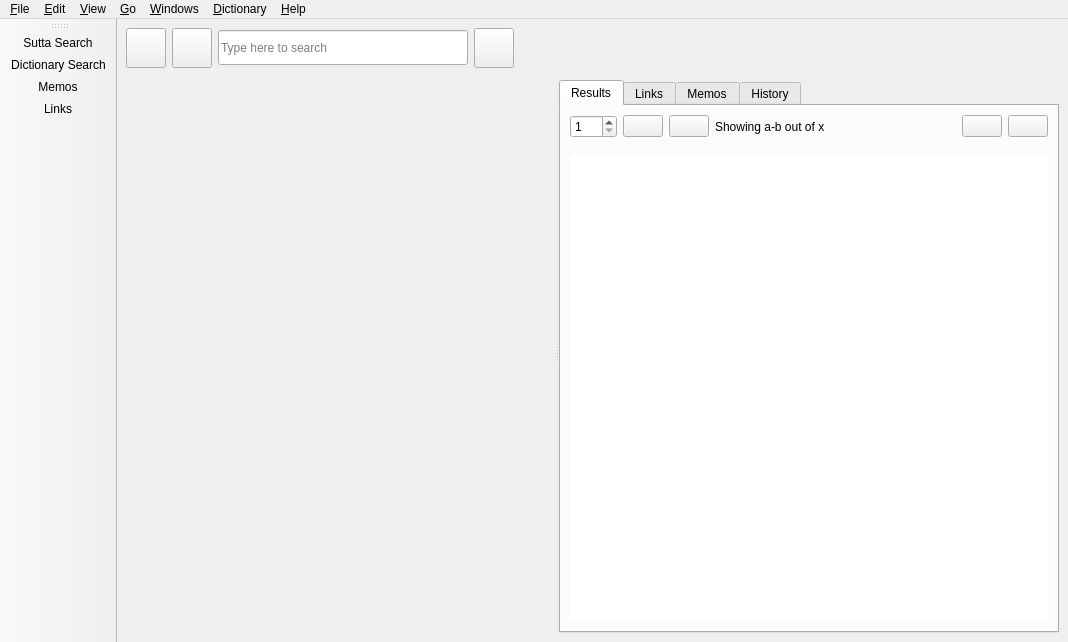
Qt form simsapa/assets/ui/dictionary_search_window.ui (simsapa/simsapa) before a commit.
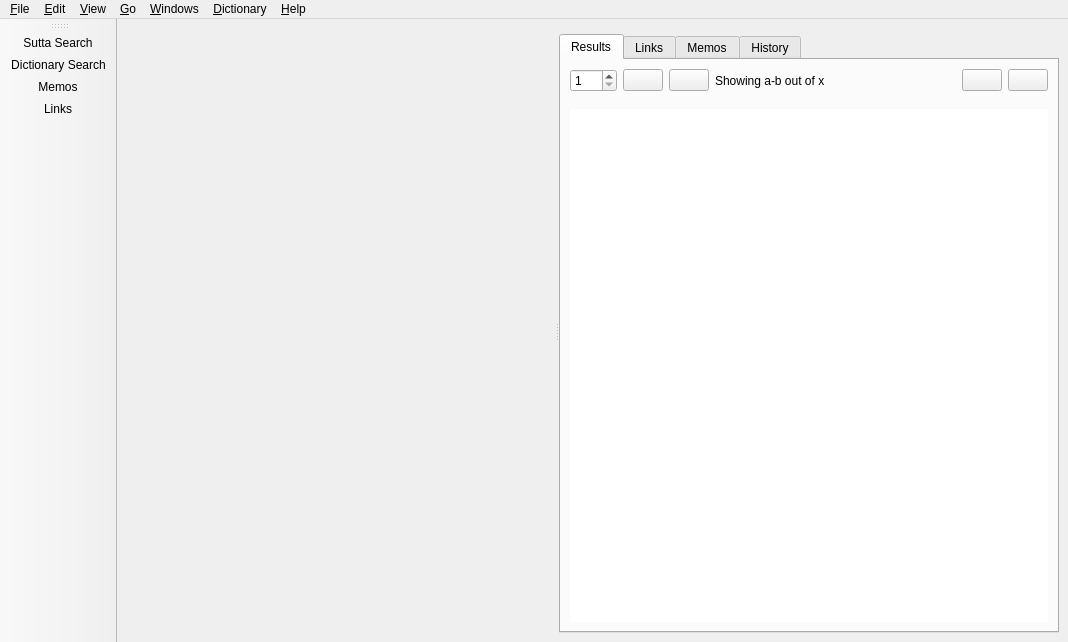
The same form after that commit. Icons and pictures are not drawn.

Commit message: search modes: fulltext, exact, title, headword

Patch:
```diff
--- a/simsapa/assets/ui/dictionary_search_window.ui
+++ b/simsapa/assets/ui/dictionary_search_window.ui
@@ -28,122 +28,6 @@
         <property name="sizeConstraint">
          <enum>QLayout::SetMinimumSize</enum>
         </property>
-        <item>
-         <widget class="QPushButton" name="back_recent_button">
-          <property name="sizePolicy">
-           <sizepolicy hsizetype="Fixed" vsizetype="Fixed">
-            <horstretch>0</horstretch>
-            <verstretch>0</verstretch>
-           </sizepolicy>
-          </property>
-          <property name="minimumSize">
-           <size>
-            <width>40</width>
-            <height>40</height>
-           </size>
-          </property>
-          <property name="toolTip">
-           <string>Back in History</string>
-          </property>
-          <property name="text">
-           <string/>
-          </property>
-          <property name="icon">
-           <iconset resource="../icons.qrc">
-            <normaloff>:/arrow-left</normaloff>:/arrow-left</iconset>
-          </property>
-         </widget>
-        </item>
-        <item>
-         <widget class="QPushButton" name="forward_recent_button">
-          <property name="sizePolicy">
-           <sizepolicy hsizetype="Fixed" vsizetype="Fixed">
-            <horstretch>0</horstretch>
-            <verstretch>0</verstretch>
-           </sizepolicy>
-          </property>
-          <property name="minimumSize">
-           <size>
-            <width>40</width>
-            <height>40</height>
-           </size>
-          </property>
-          <property name="toolTip">
-           <string>Forward in History</string>
-          </property>
-          <property name="text">
-           <string/>
-          </property>
-          <property name="icon">
-           <iconset resource="../icons.qrc">
-            <normaloff>:/arrow-right</normaloff>:/arrow-right</iconset>
-          </property>
-         </widget>
-        </item>
-        <item>
-         <widget class="QLineEdit" name="search_input">
-          <property name="sizePolicy">
-           <sizepolicy hsizetype="Fixed" vsizetype="Fixed">
-            <horstretch>0</horstretch>
-            <verstretch>0</verstretch>
-           </sizepolicy>
-          </property>
-          <property name="minimumSize">
-           <size>
-            <width>250</width>
-            <height>35</height>
-           </size>
-          </property>
-          <property name="placeholderText">
-           <string>Type here to search</string>
-          </property>
-          <property name="clearButtonEnabled">
-           <bool>true</bool>
-          </property>
-         </widget>
-        </item>
-        <item>
-         <widget class="QPushButton" name="search_button">
-          <property name="sizePolicy">
-           <sizepolicy hsizetype="Fixed" vsizetype="Fixed">
-            <horstretch>0</horstretch>
-            <verstretch>0</verstretch>
-           </sizepolicy>
-          </property>
-          <property name="minimumSize">
-           <size>
-            <width>40</width>
-            <height>40</height>
-           </size>
-          </property>
-          <property name="toolTip">
-           <string>Search</string>
-          </property>
-          <property name="text">
-           <string/>
-          </property>
-          <property name="icon">
-           <iconset resource="../icons.qrc">
-            <normaloff>:/search</normaloff>:/search</iconset>
-          </property>
-         </widget>
-        </item>
-        <item>
-         <layout class="QHBoxLayout" name="search_extras"/>
-        </item>
-        <item>
-         <spacer name="horizontalSpacer_2">
-          <property name="orientation">
-           <enum>Qt::Horizontal</enum>
-          </property>
-          <property name="sizeHint" stdset="0">
-           <size>
-            <width>40</width>
-            <height>20</height>
-           </size>
-          </property>
-         </spacer>
-        </item>
        </layout>
       </item>
       <item>
```
The commit also changes 10 other files.
